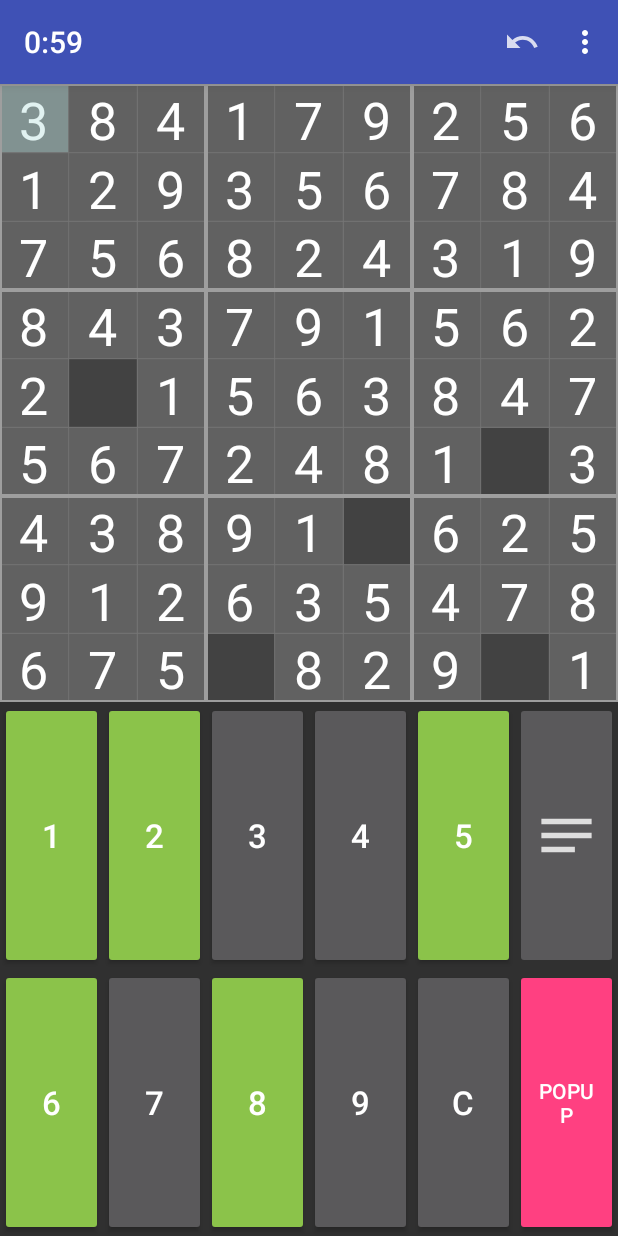
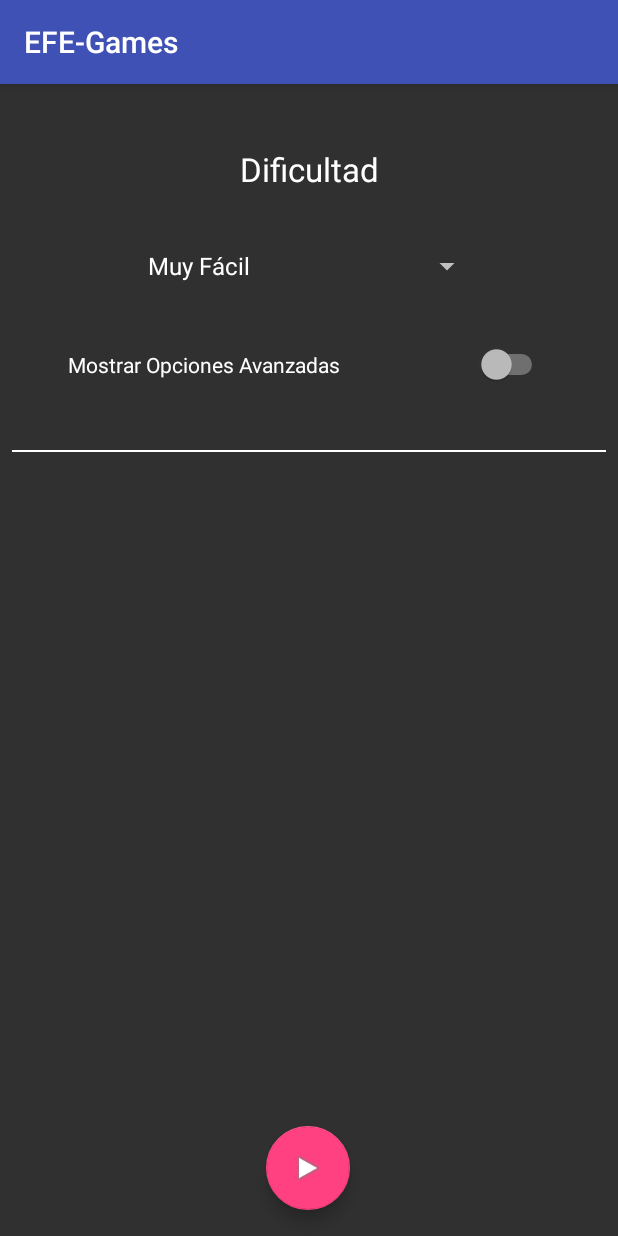
Before and after one commit to antoniopaya22/EFE-Games, an Android app: the screen it shows after launch (SudokuActivity before the commit, SudokuOptionsActivity after it), after a tap on "SUDOKU", on a phone screen of 412 x 824 dp. Run offline under Robolectric (Android 15) with nearby library versions, the phone set to English and light mode, and no system bars.

Commit message:
Finalizada versión sudoku sin musica

```diff
--- a/app/build.gradle
+++ b/app/build.gradle
@@ -31,6 +31,7 @@ dependencies {
     implementation 'androidx.appcompat:appcompat:1.0.2'
     implementation 'androidx.core:core-ktx:1.0.2'
     implementation 'androidx.constraintlayout:constraintlayout:1.1.3'
+    implementation 'androidx.legacy:legacy-support-v4:1.0.0'
     testImplementation 'junit:junit:4.12'
     androidTestImplementation 'androidx.test.ext:junit:1.1.1'
     androidTestImplementation 'androidx.test.espresso:espresso-core:3.2.0'
@@ -38,4 +39,6 @@ dependencies {
     implementation 'com.squareup.okhttp3:okhttp:3.8.1'
     implementation 'org.jetbrains.kotlinx:kotlinx-coroutines-core:1.3.3'
     implementation 'org.jetbrains.kotlinx:kotlinx-coroutines-android:1.3.3'
+    implementation 'androidx.cardview:cardview:1.0.0'
+    implementation 'com.google.android.material:material:1.0.0'
 }
--- a/app/src/main/AndroidManifest.xml
+++ b/app/src/main/AndroidManifest.xml
@@ -28,6 +28,9 @@
             android:theme="@style/AppThemeSudokuConfiguracion"
             tools:ignore="LockedOrientationActivity" />
         <activity
+            android:name=".ui.sudoku.SudokuOptionsActivity"
+            android:theme="@style/AppThemeSudokuConfiguracion" />
+        <activity
             android:name=".ui.tictactoe.TicTacToeActivity"
             android:screenOrientation="portrait"
             android:theme="@style/AppThemeTicTacToeConfiguracion"
@@ -36,8 +39,7 @@
             android:name=".ui.MainActivity"
             android:screenOrientation="portrait"
             android:theme="@style/AppThemePrincipal"
-            tools:ignore="LockedOrientationActivity">
-        </activity>
+            tools:ignore="LockedOrientationActivity"></activity>
     </application>
 
 </manifest>
--- a/app/src/main/java/com/efe/games/business/sudoku/SudokuManager.kt
+++ b/app/src/main/java/com/efe/games/business/sudoku/SudokuManager.kt
@@ -64,6 +64,8 @@ object SudokuManager {
         }
     }
 
+    fun markAllAsNoEdiable() = game.tablero.markAllAsNoEditable()
+
     /**
      *  ====================================================
      *                      FUNCIONES
--- a/app/src/main/java/com/efe/games/ui/MainActivity.kt
+++ b/app/src/main/java/com/efe/games/ui/MainActivity.kt
@@ -7,6 +7,7 @@ import android.widget.Button
 import androidx.appcompat.app.AppCompatActivity
 import com.efe.games.R
 import com.efe.games.ui.sudoku.SudokuActivity
+import com.efe.games.ui.sudoku.SudokuOptionsActivity
 import com.efe.games.ui.tictactoe.TicTacToeActivity
 
 
@@ -19,7 +20,7 @@ class MainActivity : AppCompatActivity() {
         // Antonio
         val btn: Button = findViewById(R.id.buttonSudoku)
         btn.setOnClickListener {
-            val intent = Intent(this, SudokuActivity::class.java)
+            val intent = Intent(this, SudokuOptionsActivity::class.java)
             startActivity(intent)
         }
 
--- /dev/null
+++ b/app/src/main/java/com/efe/games/ui/sudoku/SudokuOptionsActivity.kt
@@ -0,0 +1,86 @@
+package com.efe.games.ui.sudoku
+
+import android.app.AlertDialog
+import android.content.Intent
+import androidx.appcompat.app.AppCompatActivity
+import android.os.Bundle
+import android.view.View
+import android.widget.*
+import com.efe.games.R
+import com.efe.games.controller.sudoku.SudokuController
+import com.google.android.material.floatingactionbutton.FloatingActionButton
+
+
+class SudokuOptionsActivity : AppCompatActivity() {
+
+    private lateinit var spDificultad: Spinner
+    private lateinit var swOpcionesAvanzadas: Switch
+    private lateinit var swTiempo: Switch
+    private lateinit var swMusica: Switch
+    private lateinit var btnJugar: FloatingActionButton
+
+    override fun onCreate(savedInstanceState: Bundle?) {
+        super.onCreate(savedInstanceState)
+        setContentView(R.layout.activity_sudoku_options)
+
+        this.spDificultad = findViewById(R.id.spDificultad)
+        this.swOpcionesAvanzadas = findViewById(R.id.switchOpcionesAvanzadas)
+        this.swTiempo = findViewById(R.id.switchTiempo)
+        this.swMusica = findViewById(R.id.switchMusica)
+        this.btnJugar = findViewById(R.id.btnJugar)
+
+        ArrayAdapter.createFromResource(this, R.array.spDificultad,
+            android.R.layout.simple_spinner_item).also { adapter ->
+            adapter.setDropDownViewResource(android.R.layout.simple_spinner_dropdown_item)
+            spDificultad.adapter = adapter
+        }
+
+        swOpcionesAvanzadas.setOnCheckedChangeListener { buttonView, isChecked ->
+            if (isChecked) {
+                swMusica.setVisibility(View.VISIBLE)
+                swTiempo.setVisibility(View.VISIBLE)
+            } else {
+                swMusica.setVisibility(View.INVISIBLE)
+                swTiempo.setVisibility(View.INVISIBLE)
+            }
+        }
+
+        btnJugar.setOnClickListener {
+            if(!this.swTiempo.isChecked){
+                val builder: AlertDialog.Builder = this.let {
+                    AlertDialog.Builder(it)
+                }
+                builder
+                    .setIcon(android.R.drawable.ic_dialog_alert)
+                    .setMessage("Si juegas sin tiempo no obtendrás puntos al resolver el sudoku")
+                    .setTitle("¿Quieres jugar sin tiempo?")
+                builder.apply {
+                    setPositiveButton("Ok") { _, _ ->
+                        jugar()
+                    }
+                    setNegativeButton("Cancelar", null)
+                }
+                builder.create()
+                builder.show()
+            }
+
+        }
+
+    }
+
+    fun jugar() {
+        val intent = Intent(this, SudokuActivity::class.java)
+        val dificultad = when (this.spDificultad.selectedItem) {
+            "Muy Fácil"-> 0
+            "Fácil"-> 1
+            "Media"-> 2
+            "Difícil"-> 3
+            else -> 4
+        }
+        intent.putExtra("dificultad", dificultad)
+        intent.putExtra("tiempo", this.swTiempo.isChecked)
+        intent.putExtra("musica", this.swMusica.isChecked)
+        startActivity(intent)
+    }
+
+}
--- a/app/src/main/java/com/efe/games/ui/tictactoe/TicTacToeActivity.kt
+++ b/app/src/main/java/com/efe/games/ui/tictactoe/TicTacToeActivity.kt
@@ -1,8 +1,6 @@
 package com.efe.games.ui.tictactoe
 
-import android.content.ContentValues
 import android.os.Bundle
-import android.util.Log
 import android.view.Menu
 import android.view.MenuItem
 import android.widget.Button
@@ -10,13 +8,11 @@ import android.widget.ImageButton
 import android.widget.TextView
 import androidx.appcompat.app.AppCompatActivity
 import com.efe.games.R
-import com.efe.games.controller.sudoku.SudokuController
 import com.efe.games.controller.tictactoe.TicTacToeController
 import com.efe.games.model.tictactoe.ECodesTicTacToe
 import kotlinx.coroutines.CoroutineScope
 import kotlinx.coroutines.Dispatchers
 import kotlinx.coroutines.launch
-import kotlinx.coroutines.withContext
 
 
 class TicTacToeActivity : AppCompatActivity() {
@@ -132,7 +128,7 @@ class TicTacToeActivity : AppCompatActivity() {
                 onRestartGame()
                 true
             }
-            R.id.hayTiempo -> {
+            R.id.hayMusicaSudoku -> {
                 /*
                 SudokuController.hayTiempo()
                 item.isChecked = !item.isChecked
--- /dev/null
+++ b/app/src/main/res/layout/activity_sudoku_options.xml
@@ -0,0 +1,109 @@
+<?xml version="1.0" encoding="utf-8"?>
+<androidx.constraintlayout.widget.ConstraintLayout xmlns:android="http://schemas.android.com/apk/res/android"
+    xmlns:app="http://schemas.android.com/apk/res-auto"
+    xmlns:tools="http://schemas.android.com/tools"
+    android:layout_width="match_parent"
+    android:layout_height="match_parent"
+    tools:context=".ui.sudoku.SudokuOptionsActivity">
+
+
+    <TextView
+        android:id="@+id/txtDificultad"
+        android:layout_width="127dp"
+        android:layout_height="40dp"
+        android:gravity="center"
+        android:text="Dificultad"
+        android:textAppearance="@style/TextAppearance.AppCompat.Large"
+        app:layout_constraintBottom_toBottomOf="parent"
+        app:layout_constraintEnd_toEndOf="parent"
+        app:layout_constraintStart_toStartOf="parent"
+        app:layout_constraintTop_toTopOf="parent"
+        app:layout_constraintVertical_bias="0.05" />
+
+    <Spinner
+        android:id="@+id/spDificultad"
+        android:layout_width="231dp"
+        android:layout_height="22dp"
+        app:layout_constraintBottom_toBottomOf="parent"
+        app:layout_constraintEnd_toEndOf="parent"
+        app:layout_constraintStart_toStartOf="parent"
+        app:layout_constraintTop_toBottomOf="@+id/txtDificultad"
+        app:layout_constraintVertical_bias="0.05" />
+
+    <Switch
+        android:id="@+id/switchOpcionesAvanzadas"
+        android:layout_width="320dp"
+        android:layout_height="26dp"
+        android:layout_marginStart="8dp"
+        android:layout_marginTop="8dp"
+        android:layout_marginEnd="8dp"
+        android:layout_marginBottom="8dp"
+        android:fontFamily="sans-serif"
+        android:text="Mostrar Opciones Avanzadas"
+        app:layout_constraintBottom_toBottomOf="parent"
+        app:layout_constraintEnd_toEndOf="parent"
+        app:layout_constraintHorizontal_bias="0.493"
+        app:layout_constraintStart_toStartOf="parent"
+        app:layout_constraintTop_toBottomOf="@+id/spDificultad"
+        app:layout_constraintVertical_bias="0.056" />
+
+    <View
+        android:id="@+id/lineaHorizontal_sudoku"
+        android:layout_width="fill_parent"
+        android:layout_height="1dp"
+        android:layout_marginStart="8dp"
+        android:layout_marginEnd="8dp"
+        android:background="#FFF"
+        app:layout_constraintBottom_toBottomOf="parent"
+        app:layout_constraintEnd_toEndOf="parent"
+        app:layout_constraintHorizontal_bias="0.0"
+        app:layout_constraintStart_toStartOf="parent"
+        app:layout_constraintTop_toBottomOf="@+id/switchOpcionesAvanzadas"
+        app:layout_constraintVertical_bias="0.076" />
+
+    <Switch
+        android:id="@+id/switchTiempo"
+        android:layout_width="320dp"
+        android:layout_height="26dp"
+        android:layout_marginTop="68dp"
+        android:layout_marginEnd="8dp"
+        android:checked="true"
+        android:fontFamily="sans-serif"
+        android:text="Jugar con tiempo"
+        android:visibility="invisible"
+        app:layout_constraintBottom_toBottomOf="parent"
+        app:layout_constraintEnd_toEndOf="parent"
+        app:layout_constraintHorizontal_bias="0.542"
+        app:layout_constraintStart_toStartOf="parent"
+        app:layout_constraintTop_toBottomOf="@+id/lineaHorizontal_sudoku"
+        app:layout_constraintVertical_bias="0.0" />
+
+    <Switch
+        android:id="@+id/switchMusica"
+        android:layout_width="320dp"
+        android:layout_height="26dp"
+        android:layout_marginEnd="8dp"
+        android:fontFamily="sans-serif"
+        android:text="Música"
+        android:visibility="invisible"
+        app:layout_constraintBottom_toBottomOf="parent"
+        app:layout_constraintEnd_toEndOf="parent"
+        app:layout_constraintHorizontal_bias="0.542"
+        app:layout_constraintStart_toStartOf="parent"
+        app:layout_constraintTop_toBottomOf="@+id/switchTiempo"
+        app:layout_constraintVertical_bias="0.096" />
+
+    <com.google.android.material.floatingactionbutton.FloatingActionButton
+        android:id="@+id/btnJugar"
+        android:layout_width="wrap_content"
+        android:layout_height="wrap_content"
+        android:clickable="true"
+        app:layout_constraintBottom_toBottomOf="parent"
+        app:layout_constraintEnd_toEndOf="parent"
+        app:layout_constraintHorizontal_bias="0.498"
+        app:layout_constraintStart_toStartOf="parent"
+        app:layout_constraintTop_toBottomOf="@+id/lineaHorizontal_sudoku"
+        app:layout_constraintVertical_bias="0.963"
+        app:srcCompat="@android:drawable/ic_media_play" />
+
+</androidx.constraintlayout.widget.ConstraintLayout>
--- a/app/src/main/res/menu/sudoku_menu.xml
+++ b/app/src/main/res/menu/sudoku_menu.xml
@@ -13,10 +13,13 @@
         android:title="Resolver Sudoku"
         app:showAsAction="never" />
     <item
-        android:id="@+id/hayTiempo"
+        android:id="@+id/hayMusicaSudoku"
         android:checkable="true"
         android:checked="true"
         android:icon="@drawable/ic_launcher_background"
-        android:title="Tiempo"
+        android:title="Musica"
         app:showAsAction="never" />
+    <item
+        android:id="@+id/ayudaSudoku"
+        android:title="Ayuda" />
 </menu>
--- a/app/src/main/res/menu/tictactoe_menu.xml
+++ b/app/src/main/res/menu/tictactoe_menu.xml
@@ -8,7 +8,7 @@
         android:title="Jugar 1v1"
         app:showAsAction="always" />
     <item
-        android:id="@+id/hayTiempo"
+        android:id="@+id/hayMusicaSudoku"
         android:checkable="true"
         android:checked="true"
         android:icon="@drawable/ic_launcher_background"
--- a/app/src/main/res/values/strings.xml
+++ b/app/src/main/res/values/strings.xml
@@ -22,4 +22,13 @@
     <string name="tres_en_raya_name">TRES EN RAYA</string>
     <string name="ayuda_name">AYUDA</string>
     <string name="opciones_name">OPCIONES</string>
+    <string name="salir_main">Salir</string>
+
+    <string-array name="spDificultad">
+        <item>Muy Fácil</item>
+        <item>Fácil</item>
+        <item>Media</item>
+        <item>Difícil</item>
+        <item>Muy Difícil</item>
+    </string-array>
 </resources>
```
Also changed, not shown: app/src/main/java/com/efe/games/controller/sudoku/SudokuController.kt (+35 -22 lines), app/src/main/java/com/efe/games/model/sudoku/Tablero.kt (+9 -0 lines), app/src/main/java/com/efe/games/ui/sudoku/SudokuActivity.kt (+75 -12 lines), app/src/main/res/drawable-anydpi/init_button_salir.xml (added, +19 -0 lines), app/src/main/res/layout/activity_main.xml (+21 -6 lines).
